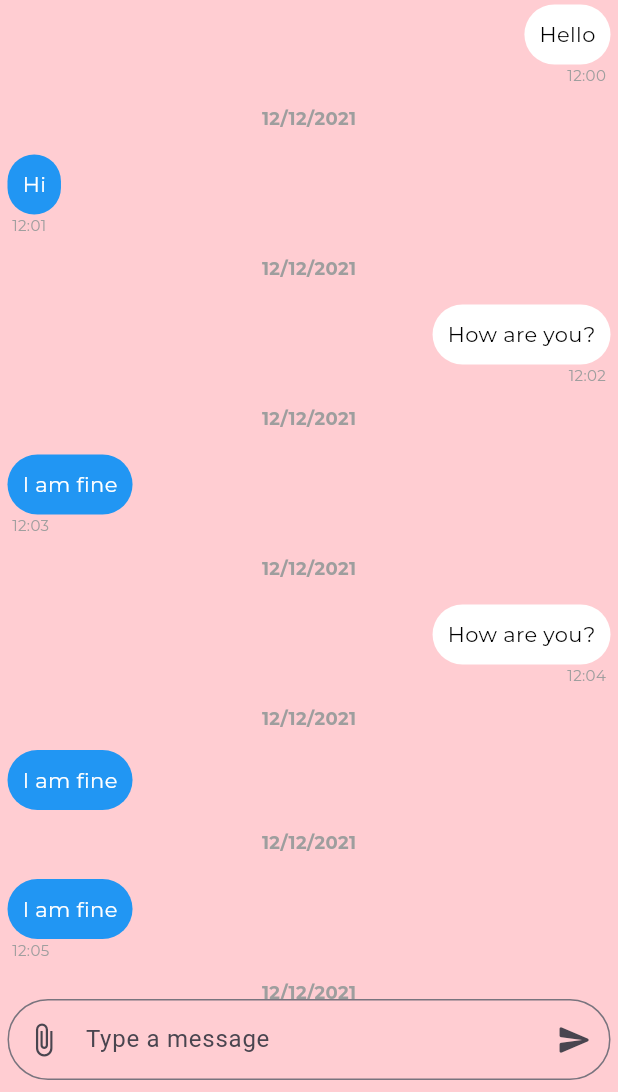
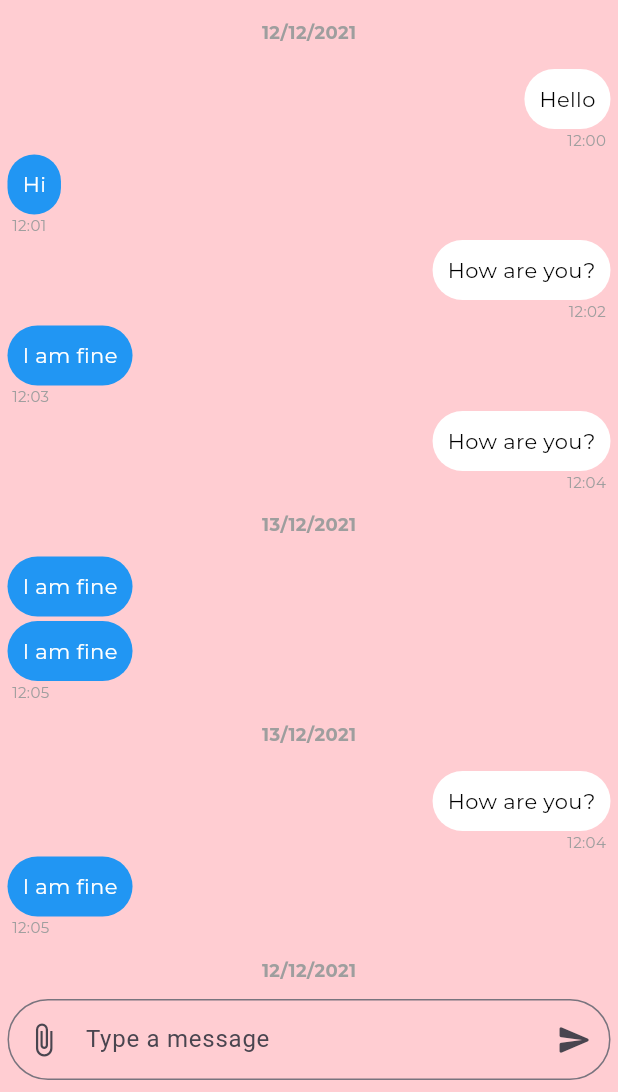
Before and after one commit to ArulRosario93/the_dram_club, a Flutter app: the screen it shows after launch, on a phone screen of 412 x 824 dp, the part 144-1236 px from its top. Run offline on Flutter 3.47's test engine with Material 3 defaults, Android fonts, the phone set to English and light mode, and no system bars; our stand-ins replace cloud_firestore, firebase_auth, firebase_core, google_fonts, google_sign_in, lottie; accounts and stored records are empty.

Commit message:
Refactor chat controller and parent classes

```diff
--- a/lib/Pages/Channel/ChannelChat/ChatController/ChatControllerChild/chat_controller_child.dart
+++ b/lib/Pages/Channel/ChannelChat/ChatController/ChatControllerChild/chat_controller_child.dart
@@ -4,13 +4,10 @@ import 'package:the_dram_club/Pages/Channel/ChannelChat/ChatItem/chat_item.dart'
 
 class ChatControllerChild extends StatelessWidget {
   final List msg;
-  final Function handleLastDate;
-  final String lastDate;
-  const ChatControllerChild(
-      {super.key,
-      required this.msg,
-      required this.handleLastDate,
-      required this.lastDate});
+  const ChatControllerChild({
+    super.key,
+    required this.msg,
+  });
 
   @override
   Widget build(BuildContext context) {
@@ -25,13 +22,16 @@ class ChatControllerChild extends StatelessWidget {
           if (index > 0 && msg[index]["sender"] == msg[index - 1]["sender"]) {
             sameUser = true;
           }
-          if (index == 0 && lastDate == "") {
-            handleLastDate(msg[index]["date"]);
+
+          //Checking the date
+
+          // and check the round is two
+          if (index == 0) {
             samedate = true;
-          } else if (lastDate == msg[index]["date"]) {
-            // samedate = true;
-          }else{
-            handleLastDate(msg[index]["date"]);
+          } else {
+            if (index > 0 && msg[index]["date"] != msg[index - 1]["date"]) {
+              samedate = true;
+            }
           }
 
           if (index < msg.length - 1 &&
@@ -44,7 +44,7 @@ class ChatControllerChild extends StatelessWidget {
                 ? CrossAxisAlignment.end
                 : CrossAxisAlignment.start,
             children: [
-              !samedate ? ChatDate(date: msg[index]["date"]) : const SizedBox(),
+              samedate ? ChatDate(date: msg[index]["date"]) : const SizedBox(),
               ChatItem(
                   sameUser: sameUser,
                   msg: msg[index]["msg"],
--- a/lib/Pages/Channel/ChannelChat/ChatController/ChatControllerParent/chat_controller_parent.dart
+++ b/lib/Pages/Channel/ChannelChat/ChatController/ChatControllerParent/chat_controller_parent.dart
@@ -7,17 +7,19 @@ class ChatControllerParent extends StatelessWidget {
 
   @override
   Widget build(BuildContext context) {
-    String lastDate = "";
-    void handleLastDate(String date){
-      lastDate = date;
-    }
+    // ScrollController _scrollController = ScrollController();
+
+    // _scrollControlle_scrollControllerr.jumpTo(
+    //   .position.maxScrollExtent,
+    // );
 
     return ListView.builder(
       shrinkWrap: true,
       itemCount: msg.length,
+      // controller: _scrollController,
       scrollDirection: Axis.vertical,
       itemBuilder: (context, index) {
-        return ChatControllerChild(msg: msg[index], handleLastDate: handleLastDate, lastDate: lastDate);
+        return ChatControllerChild(msg: msg[index]);
       },
     );
   }
--- a/lib/Pages/Channel/ChannelChat/channel_chat.dart
+++ b/lib/Pages/Channel/ChannelChat/channel_chat.dart
@@ -1,4 +1,5 @@
 import 'package:flutter/material.dart';
+import 'package:the_dram_club/Pages/Channel/ChannelChat/ChatController/ChatControllerParent/chat_controller_parent.dart';
 import 'package:the_dram_club/Pages/Channel/ChannelChat/ChatController/chat_controller.dart';
 
 class Channelchat extends StatelessWidget {
@@ -31,13 +32,13 @@ class Channelchat extends StatelessWidget {
         {
           "msg": "I am fine",
           "sender": "other",
-          'date': '12/12/2021',
+          'date': '13/12/2021',
           'time': '12:05'
         },
         {
           "msg": "I am fine",
           "sender": "other",
-          'date': '12/12/2021',
+          'date': '13/12/2021',
           'time': '12:05'
         }
       ],
@@ -45,13 +46,13 @@ class Channelchat extends StatelessWidget {
         {
           "msg": "How are you?",
           "sender": "me",
-          'date': '12/12/2021',
+          'date': '13/12/2021',
           'time': '12:04'
         },
         {
           "msg": "I am fine",
           "sender": "other",
-          'date': '12/12/2021',
+          'date': '13/12/2021',
           'time': '12:05'
         },
         {"msg": "Hello", "sender": "me", 'date': '12/12/2021', 'time': '12:06'},
@@ -59,24 +60,24 @@ class Channelchat extends StatelessWidget {
         {
           "msg": "How are you?",
           "sender": "me",
-          'date': '12/12/2021',
+          'date': '14/12/2021',
           'time': '12:04'
         },
         {
           "msg": "I am fine",
           "sender": "other",
-          'date': '12/12/2021',
+          'date': '14/12/2021',
           'time': '12:05'
         },
         {
           "msg": "I am fine",
           "sender": "other",
-          'date': '12/12/2021',
+          'date': '14/12/2021',
           'time': '12:05'
         },
-        {"msg": "Hello", "sender": "me", 'date': '12/12/2021', 'time': '12:06'},
-        {"msg": "Hi", "sender": "other", 'date': '12/12/2021', 'time': '12:07'},
-        {"msg": "Hi", "sender": "other", 'date': '12/12/2021', 'time': '12:07'}
+        {"msg": "Hello", "sender": "me", 'date': '14/12/2021', 'time': '12:06'},
+        {"msg": "Hi", "sender": "other", 'date': '15/12/2021', 'time': '12:07'},
+        {"msg": "Hi", "sender": "other", 'date': '15/12/2021', 'time': '12:07'}
       ]
     ];
 
@@ -84,7 +85,7 @@ class Channelchat extends StatelessWidget {
       color: Colors.red[100],
       child: Column(
         children: [
-          Expanded(child: ChatController(msg: msg)),
+          Expanded(child: ChatControllerParent(msg: msg)),
           Container(
               alignment: Alignment.center,
               decoration: BoxDecoration(
```
